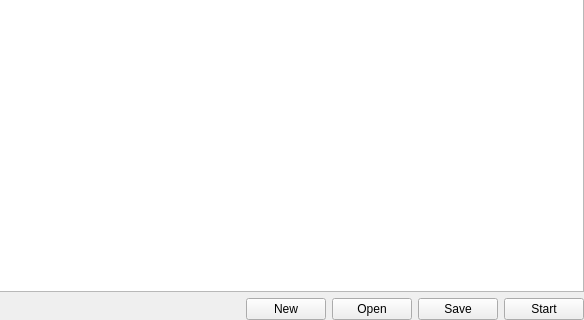
The window that src/candle/frmscript.ui (Denvi/Candle) describes before a commit, drawn with Qt 5; both pictures show x 93 to 677 and y 178 to 498 of the 677 by 498 pixel window.
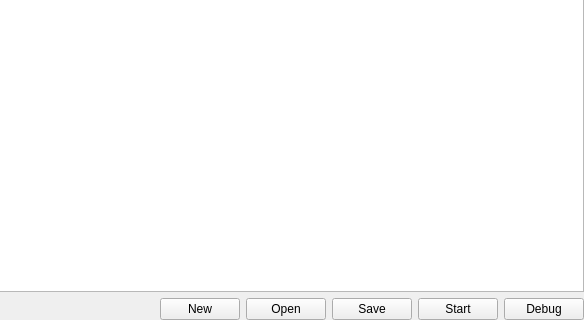
The same window after the commit. Custom widgets are drawn as their Qt base class.

Diff of the .ui file:
```diff
--- a/src/candle/frmscript.ui
+++ b/src/candle/frmscript.ui
@@ -72,6 +72,13 @@
        </property>
       </widget>
      </item>
+     <item>
+      <widget class="QPushButton" name="cmdDebug">
+       <property name="text">
+        <string>Debug</string>
+       </property>
+      </widget>
+     </item>
     </layout>
    </item>
   </layout>
```
